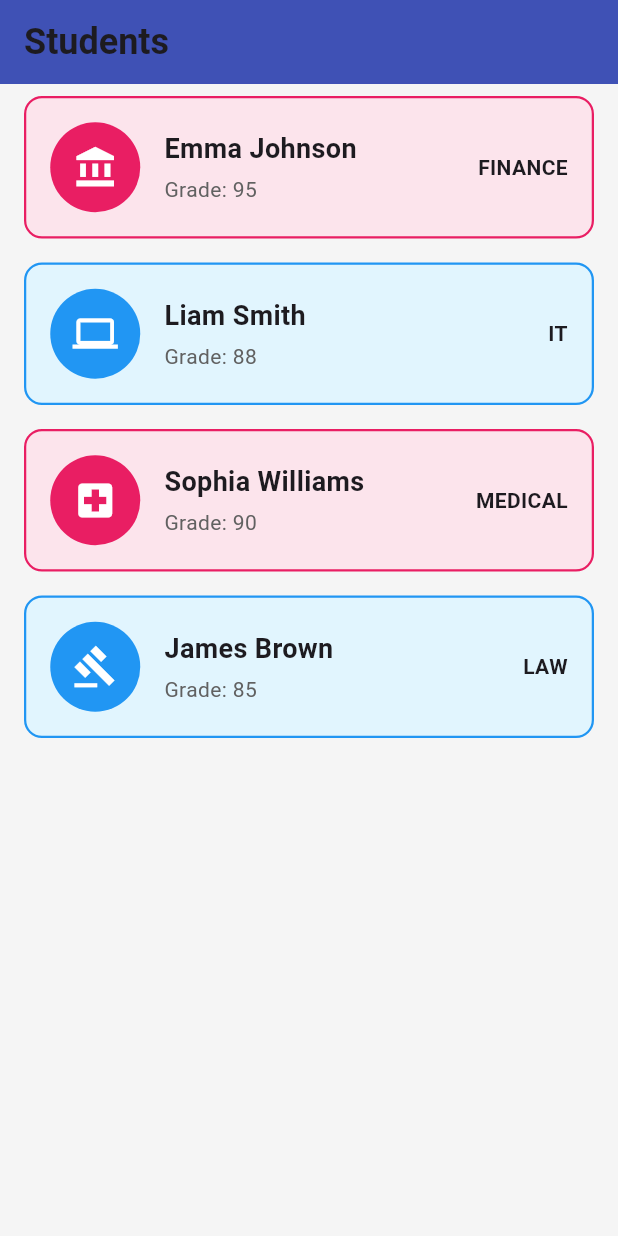
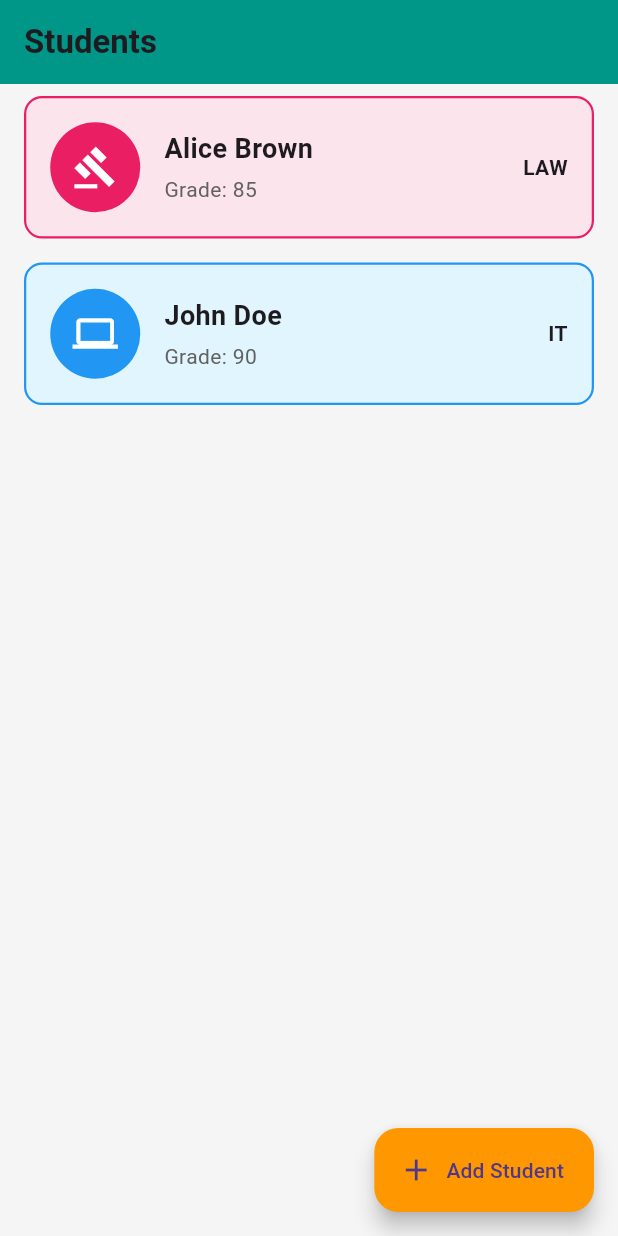
Before and after one commit to Valeriihobod/gobod_kiyki_21_7, a Flutter app: the screen it shows after launch, on a phone screen of 412 x 824 dp. Run offline on Flutter 3.47's test engine with Material 3 defaults, Android fonts, the phone set to English and light mode, and no system bars.

Commit message:
Add and Edit

```diff
--- a/lib/widgets/students_screen.dart
+++ b/lib/widgets/students_screen.dart
@@ -1,40 +1,69 @@
 import 'package:flutter/material.dart';
 import '../models/student.dart';
 import 'student_item.dart';
+import 'new_student.dart';
 
-class StudentsScreen extends StatelessWidget {
-  StudentsScreen({Key? key}) : super(key: key);
+class StudentsScreen extends StatefulWidget {
+  const StudentsScreen({Key? key}) : super(key: key);
 
-  final List<Student> students = [
+  @override
+  _StudentsScreenState createState() => _StudentsScreenState();
+}
+
+class _StudentsScreenState extends State<StudentsScreen> {
+  List<Student> students = [
     const Student(
-      firstName: 'Emma',
-      lastName: 'Johnson',
-      department: Department.finance,
-      grade: 95,
+      firstName: 'Alice',
+      lastName: 'Brown',
+      department: Department.law,
+      grade: 85,
       gender: Gender.female,
     ),
     const Student(
-      firstName: 'Liam',
-      lastName: 'Smith',
+      firstName: 'John',
+      lastName: 'Doe',
       department: Department.it,
-      grade: 88,
-      gender: Gender.male,
-    ),
-    const Student(
-      firstName: 'Sophia',
-      lastName: 'Williams',
-      department: Department.medical,
       grade: 90,
-      gender: Gender.female,
-    ),
-    const Student(
-      firstName: 'James',
-      lastName: 'Brown',
-      department: Department.law,
-      grade: 85,
       gender: Gender.male,
     ),
   ];
+
+  void _addOrEditStudent({Student? student, int? index}) {
+    showModalBottomSheet(
+      context: context,
+      isScrollControlled: true,
+      builder: (_) {
+        return NewStudent(
+          student: student,
+          onSave: (newStudent) {
+            setState(() {
+              if (index == null) {
+                students.add(newStudent);
+              } else {
+                students[index] = newStudent;
+              }
+            });
+          },
+        );
+      },
+    );
+  }
+
+  void _deleteStudent(Student student, int index) {
+    final removedStudent = students[index];
+    setState(() => students.removeAt(index));
+    ScaffoldMessenger.of(context).showSnackBar(
+      SnackBar(
+        content: const Text('Student removed'),
+        action: SnackBarAction(
+          label: 'Undo',
+          onPressed: () {
+            setState(() => students.insert(index, removedStudent));
+          },
+        ),
+      ),
+    );
+  }
 
   @override
   Widget build(BuildContext context) {
@@ -42,15 +71,30 @@ class StudentsScreen extends StatelessWidget {
       appBar: AppBar(
         title: const Text(
           'Students',
-          style: TextStyle(fontSize: 24, fontWeight: FontWeight.bold),
+          style: TextStyle(fontSize: 22, fontWeight: FontWeight.bold),
         ),
-        backgroundColor: Colors.indigo,
+        backgroundColor: Colors.teal,
       ),
       body: ListView.builder(
         itemCount: students.length,
         itemBuilder: (context, index) {
-          return StudentItem(student: students[index]);
+          final student = students[index];
+          return Dismissible(
+            key: ValueKey(student),
+            background: Container(color: Colors.red),
+            onDismissed: (_) => _deleteStudent(student, index),
+            child: InkWell(
+              onTap: () => _addOrEditStudent(student: student, index: index),
+              child: StudentItem(student: student),
+            ),
+          );
         },
+      ),
+      floatingActionButton: FloatingActionButton.extended(
+        onPressed: () => _addOrEditStudent(),
+        backgroundColor: Colors.orange,
+        label: const Text('Add Student'),
+        icon: const Icon(Icons.add),
       ),
     );
   }
```
Also changed, not shown: lib/widgets/new_student.dart (added, +120 -0 lines).
